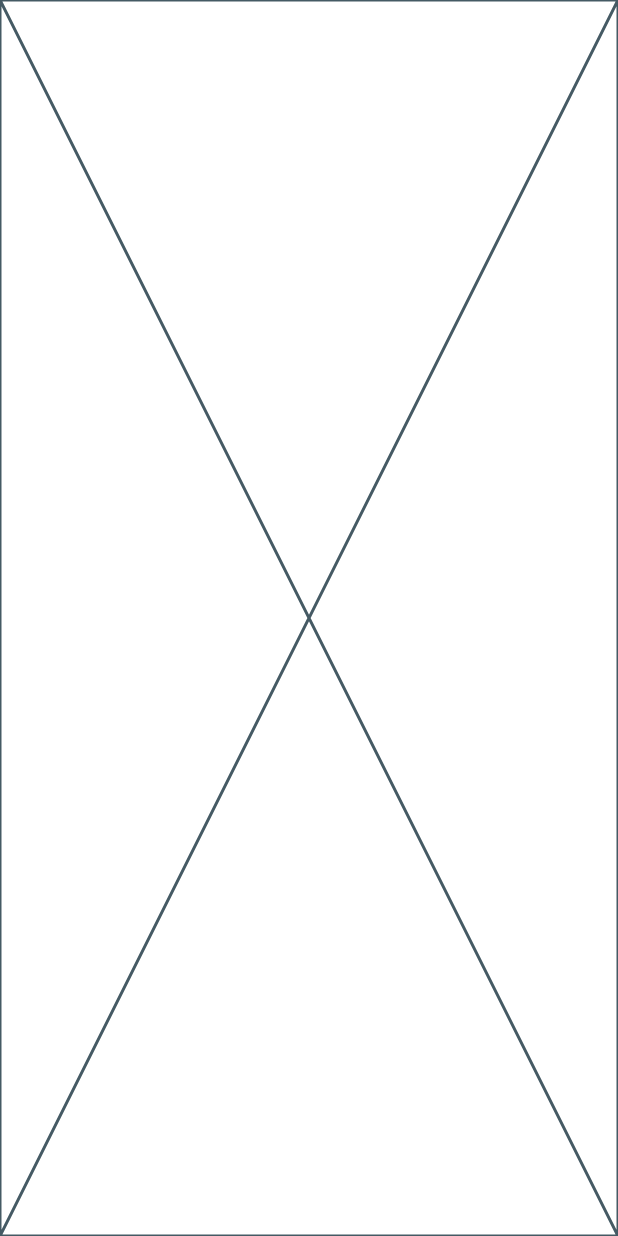
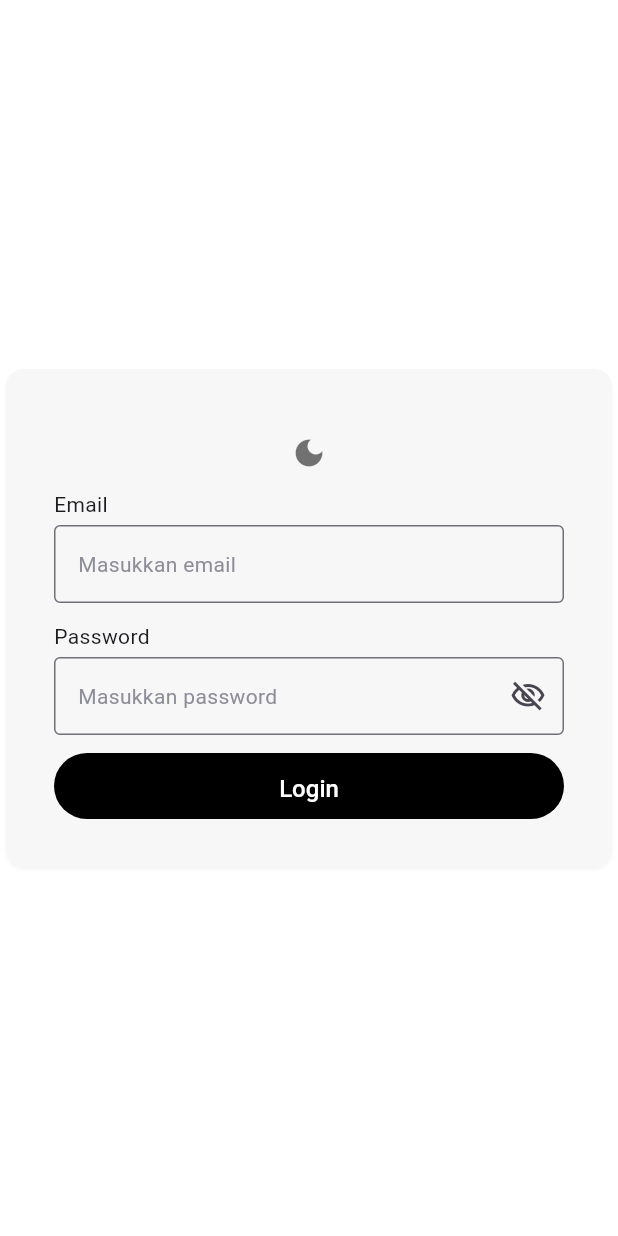
Before and after one commit to waynee3/lacakind-frontend, a Flutter app: the screen it shows after launch, on a phone screen of 412 x 824 dp. Run offline on Flutter 3.47's test engine with Material 3 defaults, Android fonts, the phone set to English and light mode, and no system bars; our stand-ins replace flutter_bloc, go_router, shared_preferences; missing offline and left inert: scaled_app; generated files the repository leaves out were written again.

Commit message:
Login screen & Theme mode

```diff
--- a/lib/main.dart
+++ b/lib/main.dart
@@ -1,22 +1,21 @@
 import 'package:flutter/material.dart';
-import 'package:lacakind_frontend/extensions/text_ext.dart';
+import 'package:flutter_bloc/flutter_bloc.dart';
 import 'package:lacakind_frontend/routes/routes.dart';
-import 'package:lacakind_frontend/styles/color.styles.dart';
+import 'package:lacakind_frontend/styles/theme_cubit.dart';
 import 'package:scaled_app/scaled_app.dart';
 
-const double heightOfDesign = 1080;
 const double widthOfDesign = 1920;
-
-void main() {
+void main() async {
   ScaledWidgetsFlutterBinding.ensureInitialized(
-    scaleFactor: (deviceSize) {
-      double scaleWidth = deviceSize.width / widthOfDesign;
-      double scaleHeight = deviceSize.height / heightOfDesign;
-      return scaleWidth < scaleHeight ? scaleWidth : scaleHeight;
-    },
+    scaleFactor: (deviceSize) => deviceSize.width / widthOfDesign,
   );
 
-  runApp(const MyApp());
+  runApp(
+    BlocProvider(
+      create: (_) => ThemeCubit(),
+      child: const MyApp(),
+    ),
+  );
 }
 
 class MyApp extends StatelessWidget {
@@ -24,63 +23,18 @@ class MyApp extends StatelessWidget {
 
   @override
   Widget build(BuildContext context) {
-    return MaterialApp.router(
-      title: "LacakInd",
-      theme: ThemeData(
-        textTheme: _textTheme,
-        fontFamily: "DM Sans",
-        scaffoldBackgroundColor: baseWhite,
-        useMaterial3: true,
-          inputDecorationTheme: InputDecorationTheme(
-            border: OutlineInputBorder(borderSide: BorderSide(color: neutral200)),
-            enabledBorder: OutlineInputBorder(borderSide: BorderSide(color: neutral200)),
-            hintStyle: _textTheme.bodyMedium?.withColor(neutral500),
-          ),
-          filledButtonTheme: FilledButtonThemeData(
-            style: FilledButton.styleFrom(
-              backgroundColor: baseBlack,
-              foregroundColor: baseWhite,
-              disabledBackgroundColor: neutral200,
-              disabledForegroundColor: neutral600,
-              textStyle: _textTheme.bodyLarge?.medium,
-            ),
-          ),
-          outlinedButtonTheme: OutlinedButtonThemeData(
-            style:
-                OutlinedButton.styleFrom(
-                  backgroundColor: baseBlack,
-                  foregroundColor: baseBlack,
-                  disabledBackgroundColor: neutral200,
-                  disabledForegroundColor: neutral800,
-                  textStyle: _textTheme.bodyLarge?.medium,
-                ).copyWith(
-                  side: WidgetStateProperty.resolveWith((states) {
-                    if (states.contains(WidgetState.disabled)) {
-                      return BorderSide(color: neutral300);
-                    }
-                    return BorderSide(color: baseBlack);
-                  }),
-                ),
-          ),
-      ),
-      routeInformationParser: router.routeInformationParser,
-      routeInformationProvider: router.routeInformationProvider,
-      routerDelegate: router.routerDelegate,
+    return BlocBuilder<ThemeCubit, ThemeMode>(
+      builder: (context, themeMode) {
+        return MaterialApp.router(
+         title: "LacakInd",
+          theme: lightTheme,
+          darkTheme: darkTheme,
+          themeMode: themeMode,
+          routeInformationParser: router.routeInformationParser,
+          routeInformationProvider: router.routeInformationProvider,
+          routerDelegate: router.routerDelegate,
+        );
+      },
     );
   }
 }
-
-final _textTheme = TextTheme(
-  displayLarge: const TextStyle(fontSize: 60, height: 1.2),
-  displayMedium: const TextStyle(fontSize: 48, height: 1.2),
-  displaySmall: const TextStyle(fontSize: 36, height: 1.2),
-  headlineLarge: const TextStyle(fontSize: 30, height: 40 / 30),
-  headlineMedium: const TextStyle(fontSize: 28, height: 36 / 28),
-  headlineSmall: const TextStyle(fontSize: 24, height: 32 / 24),
-  titleLarge: const TextStyle(fontSize: 22, height: 32 / 22),
-  titleMedium: const TextStyle(fontSize: 20, height: 32 / 20),
-  titleSmall: const TextStyle(fontSize: 18, height: 28 / 18),
-  bodyLarge: const TextStyle(fontSize: 16, height: 24 / 16),
-  bodyMedium: const TextStyle(fontSize: 14, height: 20 / 14),
-  bodySmall: const TextStyle(fontSize: 12, height: 16 / 12),
-);
--- a/lib/screens/login_screen.dart
+++ b/lib/screens/login_screen.dart
@@ -1,10 +1,110 @@
-import 'package:flutter/widgets.dart';
+import 'package:flutter/material.dart';
+import 'package:flutter_bloc/flutter_bloc.dart';
+import 'package:lacakind_frontend/styles/theme_cubit.dart';
+import 'package:lacakind_frontend/widgets/label_text_field.dart';
 
-class LoginScreen extends StatelessWidget {
+class LoginScreen extends StatefulWidget {
   const LoginScreen({super.key});
 
   @override
+  State<LoginScreen> createState() => _LoginScreenState();
+}
+
+class _LoginScreenState extends State<LoginScreen> {
+  final _formKey = GlobalKey<FormState>();
+
+  late final TextEditingController _emailController;
+  late final TextEditingController _passwordController;
+
+  @override
+  void initState() {
+    super.initState();
+    _emailController = TextEditingController();
+    _passwordController = TextEditingController();
+
+    _emailController.addListener(() {
+      // context.read<LoginBloc>().add(LoginEvent.emailChanged(_emailController.text));
+    });
+    _passwordController.addListener(() {
+      // context.read<LoginBloc>().add(LoginEvent.passwordChanged(_passwordController.text));
+    });
+  }
+
+  @override
+  void dispose() {
+    _emailController.dispose();
+    _passwordController.dispose();
+    super.dispose();
+  }
+
+  @override
   Widget build(BuildContext context) {
-    return const Placeholder();
+    return Material(
+      child: Column(
+        mainAxisAlignment: MainAxisAlignment.center,
+        children: [
+          Form(
+            key: _formKey,
+            child: ConstrainedBox(
+              constraints: const BoxConstraints(maxWidth: 480),
+              child: Card(
+                child: Padding(
+                  padding: const EdgeInsets.all(32),
+                  child: Column(
+                    children: [
+                      IconButton(
+                        icon: Icon(
+                          context.watch<ThemeCubit>().state == ThemeMode.light
+                              ? Icons.dark_mode
+                              : Icons.light_mode,
+                        ),
+                        onPressed: () {
+                          context.read<ThemeCubit>().toggleTheme();
+                        },
+                      ),
+                      LabelTextField(
+                        label: "Email",
+                        hintText: "Masukkan email",
+                        controller: _emailController,
+                      ),
+                      const SizedBox(height: 12),
+                      LabelTextField(
+                        label: "Password",
+                        hintText: "Masukkan password",
+                        controller: _passwordController,
+                        obscureText: true,
+                        suffixIcon: IconButton(
+                          onPressed: () {
+                            // const event = LoginEvent.obscurePasswordToggled();
+                            // context.read<LoginBloc>().add(event);
+                          },
+                          icon: Icon(
+                            // obscurePassword
+                            //     ? Icons.visibility_outlined
+                            // :
+                            Icons.visibility_off_outlined,
+                          ),
+                        ),
+                      ),
+                      const SizedBox(height: 12),
+                      SizedBox(
+                        height: 44,
+                        width: double.infinity,
+                        child: FilledButton(
+                          onPressed: () {
+                            // context.read<LoginBloc>().add(const LoginEvent.loginSubmitted());
+                          },
+                          child: const Text("Login"),
+                        ),
+                      ),
+                    ],
+                  ),
+                ),
+              ),
+            ),
+          ),
+        ],
+      ),
+    );
   }
 }
--- /dev/null
+++ b/lib/styles/theme_cubit.dart
@@ -0,0 +1,164 @@
+import 'package:flutter/material.dart';
+import 'package:flutter_bloc/flutter_bloc.dart';
+import 'package:lacakind_frontend/extensions/text_ext.dart';
+import 'package:lacakind_frontend/styles/color.styles.dart';
+import 'package:shared_preferences/shared_preferences.dart';
+
+class ThemeCubit extends Cubit<ThemeMode> {
+  ThemeCubit() : super(ThemeMode.light) {
+    _init();
+  }
+
+  Future<void> _init() async {
+    await Future.delayed(const Duration(milliseconds: 100));
+
+    try {
+      final prefs = await SharedPreferences.getInstance();
+      final isDark = prefs.getBool('isDarkMode') ?? false;
+      emit(isDark ? ThemeMode.dark : ThemeMode.light);
+    } catch (e) {
+      debugPrint("Could not load theme: $e");
+      emit(ThemeMode.light);
+    }
+  }
+
+  Future<void> toggleTheme() async {
+    final newMode = state == ThemeMode.light ? ThemeMode.dark : ThemeMode.light;
+
+    final prefs = await SharedPreferences.getInstance();
+    await prefs.setBool('isDarkMode', newMode == ThemeMode.dark);
+
+    emit(newMode);
+  }
+}
+
+final lightTheme = ThemeData(
+  useMaterial3: true,
+  brightness: Brightness.light,
+  canvasColor: baseWhite,
+  primaryColor: baseWhite,
+  scaffoldBackgroundColor: baseWhite,
+  cardTheme: CardThemeData(
+    color: neutral50,
+    shadowColor: neutral900.withValues(alpha: 0.1),
+  ),
+  iconTheme: const IconThemeData(color: Colors.black54),
+  elevatedButtonTheme: ElevatedButtonThemeData(
+    style: ElevatedButton.styleFrom(
+      backgroundColor: baseBlack,
+      foregroundColor: baseWhite,
+    ),
+  ),
+  dividerColor: neutral600.withValues(alpha: 0.2),
+  inputDecorationTheme: const InputDecorationTheme(
+    labelStyle: TextStyle(color: baseBlack),
+    hintStyle: TextStyle(color: neutral600),
+    border: OutlineInputBorder(),
+    enabledBorder: OutlineInputBorder(
+      borderSide: BorderSide(color: neutral600),
+    ),
+    focusedBorder: OutlineInputBorder(
+      borderSide: BorderSide(color: baseBlack, width: 2),
+    ),
+  ),
+  textTheme: _textTheme,
+  filledButtonTheme: FilledButtonThemeData(
+    style: FilledButton.styleFrom(
+      backgroundColor: baseBlack,
+      foregroundColor: baseWhite,
+      disabledBackgroundColor: neutral200,
+      disabledForegroundColor: neutral600,
+      textStyle: _textTheme.bodyLarge?.medium,
+    ),
+  ),
+  outlinedButtonTheme: OutlinedButtonThemeData(
+    style:
+        OutlinedButton.styleFrom(
+          backgroundColor: baseBlack,
+          foregroundColor: baseWhite,
+          disabledBackgroundColor: neutral200,
+          disabledForegroundColor: neutral800,
+          textStyle: _textTheme.bodyLarge?.medium,
+        ).copyWith(
+          side: WidgetStateProperty.resolveWith((states) {
+            if (states.contains(WidgetState.disabled)) {
+              return BorderSide(color: neutral300);
+            }
+            return BorderSide(color: baseBlack);
+          }),
+        ),
+  ),
+);
+
+final darkTheme = ThemeData(
+  useMaterial3: true,
+  brightness: Brightness.dark,
+  canvasColor: baseBlack,
+  primaryColor: baseWhite,
+  scaffoldBackgroundColor: baseBlack,
+  cardTheme: CardThemeData(
+    color: neutral800,
+    shadowColor: neutral900.withValues(alpha: 0.1),
+  ),
+  textTheme: _textTheme,
+  iconTheme: const IconThemeData(color: Colors.white60),
+  elevatedButtonTheme: ElevatedButtonThemeData(
+    style: ElevatedButton.styleFrom(
+      backgroundColor: baseWhite,
+      foregroundColor: baseBlack,
+    ),
+  ),
+  dividerColor: neutral200.withValues(alpha: 0.2),
+  inputDecorationTheme: const InputDecorationTheme(
+    labelStyle: TextStyle(color: baseWhite),
+    hintStyle: TextStyle(color: neutral200),
+    border: OutlineInputBorder(),
+    enabledBorder: OutlineInputBorder(
+      borderSide: BorderSide(color: neutral200),
+    ),
+    focusedBorder: OutlineInputBorder(
+      borderSide: BorderSide(color: neutral600, width: 2),
+    ),
+  ),
+  filledButtonTheme: FilledButtonThemeData(
+    style: FilledButton.styleFrom(
+      backgroundColor: baseWhite,
+      foregroundColor: baseBlack,
+      disabledBackgroundColor: neutral200,
+      disabledForegroundColor: neutral600,
+      textStyle: _textTheme.bodyLarge?.medium,
+    ),
+  ),
+  outlinedButtonTheme: OutlinedButtonThemeData(
+    style:
+        OutlinedButton.styleFrom(
+          backgroundColor: baseWhite,
+          foregroundColor: baseBlack,
+          disabledBackgroundColor: neutral200,
+          disabledForegroundColor: neutral800,
+          textStyle: _textTheme.bodyLarge?.medium,
+        ).copyWith(
+          side: WidgetStateProperty.resolveWith((states) {
+            if (states.contains(WidgetState.disabled)) {
+              return BorderSide(color: neutral300);
+            }
+            return BorderSide(color: baseWhite);
+          }),
+        ),
+  ),
+);
+
+final _textTheme = TextTheme(
+  displayLarge: const TextStyle(fontSize: 60, height: 1.2),
+  displayMedium: const TextStyle(fontSize: 48, height: 1.2),
+  displaySmall: const TextStyle(fontSize: 36, height: 1.2),
+  headlineLarge: const TextStyle(fontSize: 30, height: 40 / 30),
+  headlineMedium: const TextStyle(fontSize: 28, height: 36 / 28),
+  headlineSmall: const TextStyle(fontSize: 24, height: 32 / 24),
+  titleLarge: const TextStyle(fontSize: 22, height: 32 / 22),
+  titleMedium: const TextStyle(fontSize: 20, height: 32 / 20),
+  titleSmall: const TextStyle(fontSize: 18, height: 28 / 18),
+  bodyLarge: const TextStyle(fontSize: 16, height: 24 / 16),
+  bodyMedium: const TextStyle(fontSize: 14, height: 20 / 14),
+  bodySmall: const TextStyle(fontSize: 12, height: 16 / 12),
+);
--- a/lib/widgets/label_text_field.dart
+++ b/lib/widgets/label_text_field.dart
@@ -1,6 +1,5 @@
 import 'package:flutter/material.dart';
-
-import '../theme/qios_color.dart';
+import 'package:lacakind_frontend/styles/color.styles.dart';
 
 class LabelTextField extends StatelessWidget {
   final String label;
@@ -32,7 +31,7 @@ class LabelTextField extends StatelessWidget {
       children: [
         Text(
           label,
-          style: textTheme.bodyMedium?.copyWith(color: neutral900, fontWeight: FontWeight.w400),
+          style: textTheme.bodyMedium?.copyWith( fontWeight: FontWeight.w400),
         ),
         const SizedBox(height: 4),
         TextField(
@@ -45,7 +44,7 @@ class LabelTextField extends StatelessWidget {
           maxLines: maxLines,
           controller: controller,
           obscureText: obscureText ?? false,
-          style: textTheme.bodyMedium?.copyWith(color: neutral900, fontWeight: FontWeight.w400),
+          style: textTheme.bodyMedium?.copyWith( fontWeight: FontWeight.w400),
           onChanged: onChanged,
           enabled: enabled,
         ),
--- a/pubspec.yaml
+++ b/pubspec.yaml
@@ -39,6 +39,8 @@ dependencies:
   go_router: ^17.2.3
   google_fonts: ^8.1.0
   freezed_annotation: ^3.1.0
+  shared_preferences: ^2.5.5
+  provider: ^6.1.5+1
 
 dev_dependencies:
   flutter_test:
```
